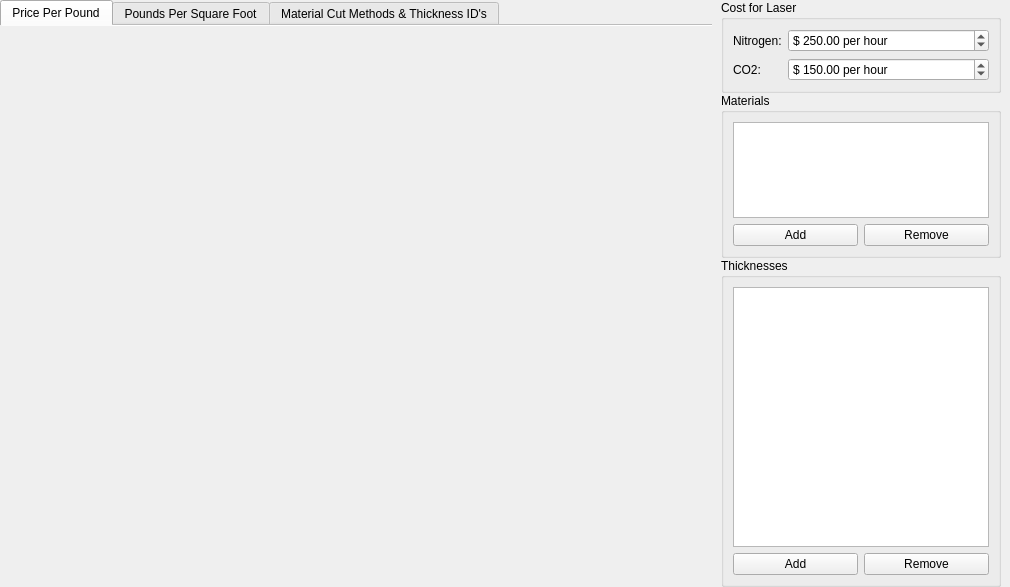
Qt form ui/widgets/sheet_settings_tab.ui (TheCodingJsoftware/Invigo) before a commit.
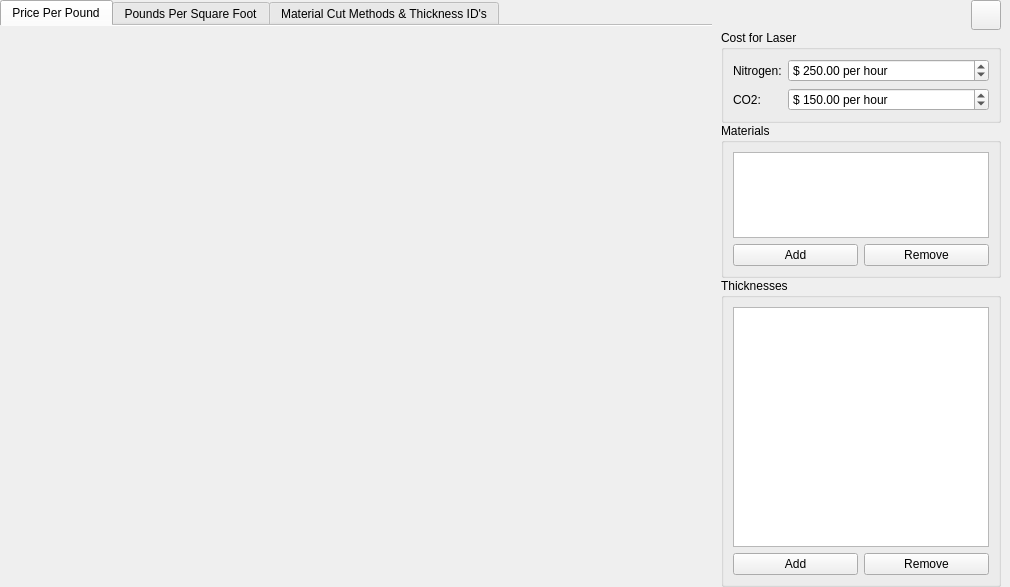
The same form after that commit. Icons and pictures are not drawn.

What changed in the file:
```diff
--- a/ui/widgets/sheet_settings_tab.ui
+++ b/ui/widgets/sheet_settings_tab.ui
@@ -447,13 +447,58 @@
       </widget>
      </item>
      <item>
-      <layout class="QVBoxLayout" name="verticalLayout_5" stretch="0,1,2">
+      <layout class="QVBoxLayout" name="verticalLayout_5" stretch="0,0,1,2">
        <property name="leftMargin">
         <number>9</number>
        </property>
        <property name="rightMargin">
         <number>0</number>
        </property>
+       <item>
+        <layout class="QHBoxLayout" name="horizontalLayout_5">
+         <item>
+          <spacer name="horizontalSpacer">
+           <property name="orientation">
+            <enum>Qt::Orientation::Horizontal</enum>
+           </property>
+           <property name="sizeHint" stdset="0">
+            <size>
+             <width>40</width>
+             <height>20</height>
+            </size>
+           </property>
+          </spacer>
+         </item>
+         <item>
+          <widget class="QPushButton" name="pushButton_popout">
+           <property name="sizePolicy">
+            <sizepolicy hsizetype="Fixed" vsizetype="Fixed">
+             <horstretch>0</horstretch>
+             <verstretch>0</verstretch>
+            </sizepolicy>
+           </property>
+           <property name="minimumSize">
+            <size>
+             <width>30</width>
+             <height>30</height>
+            </size>
+           </property>
+           <property name="maximumSize">
+            <size>
+             <width>30</width>
+             <height>30</height>
+            </size>
+           </property>
+           <property name="text">
+            <string/>
+           </property>
+           <property name="icon">
+            <iconset theme="window-new"/>
+           </property>
+          </widget>
+         </item>
+        </layout>
+       </item>
        <item>
         <widget class="QGroupBox" name="groupBox_3">
          <property name="title">
```
Left out of the diff: 7 changed lines with no effect on the pictures. Lines whose indentation alone changed are shown as unchanged.
